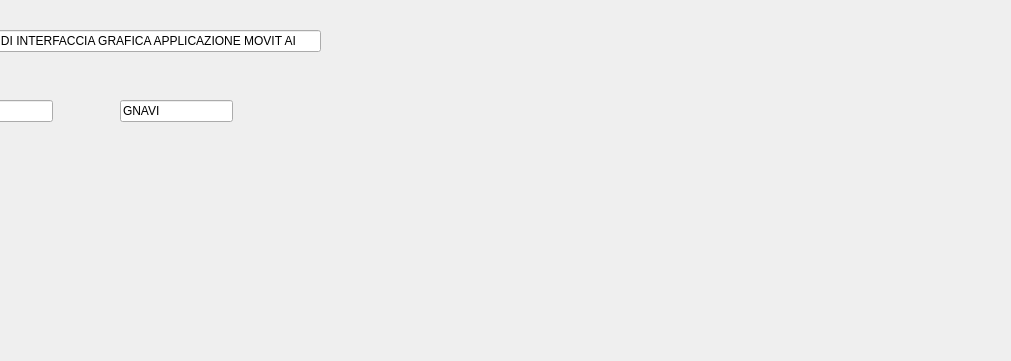
This is movitai.ui in ultron3/peso_famiglia as Qt 5 draws it before an edit; both pictures show x 130 to 1141 and y 0 to 361 of the 1261 by 841 pixel window. The edited form follows.
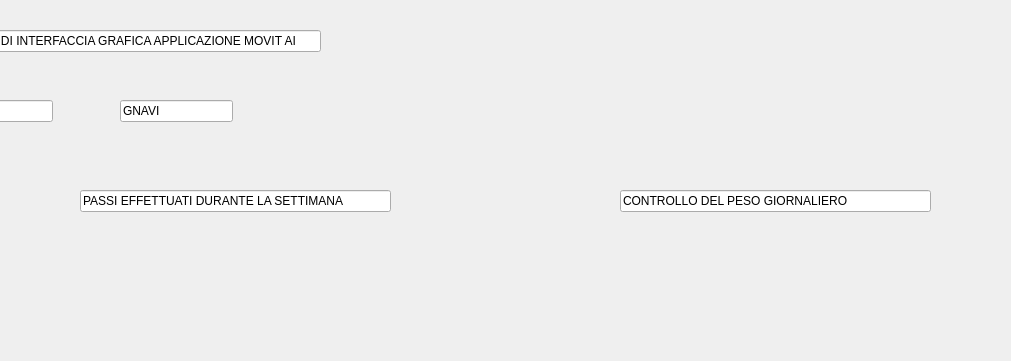
This is the edited form. Icons and pictures are not drawn.

```diff
--- a/movitai.ui
+++ b/movitai.ui
@@ -94,6 +94,32 @@
      <string/>
     </property>
    </widget>
+   <widget class="QLineEdit" name="lineEdit_4">
+    <property name="geometry">
+     <rect>
+      <x>210</x>
+      <y>190</y>
+      <width>311</width>
+      <height>22</height>
+     </rect>
+    </property>
+    <property name="text">
+     <string>PASSI EFFETTUATI DURANTE LA SETTIMANA</string>
+    </property>
+   </widget>
+   <widget class="QLineEdit" name="lineEdit_5">
+    <property name="geometry">
+     <rect>
+      <x>750</x>
+      <y>190</y>
+      <width>311</width>
+      <height>22</height>
+     </rect>
+    </property>
+    <property name="text">
+     <string>CONTROLLO DEL PESO GIORNALIERO</string>
+    </property>
+   </widget>
   </widget>
   <widget class="QMenuBar" name="menubar">
    <property name="geometry">
```
